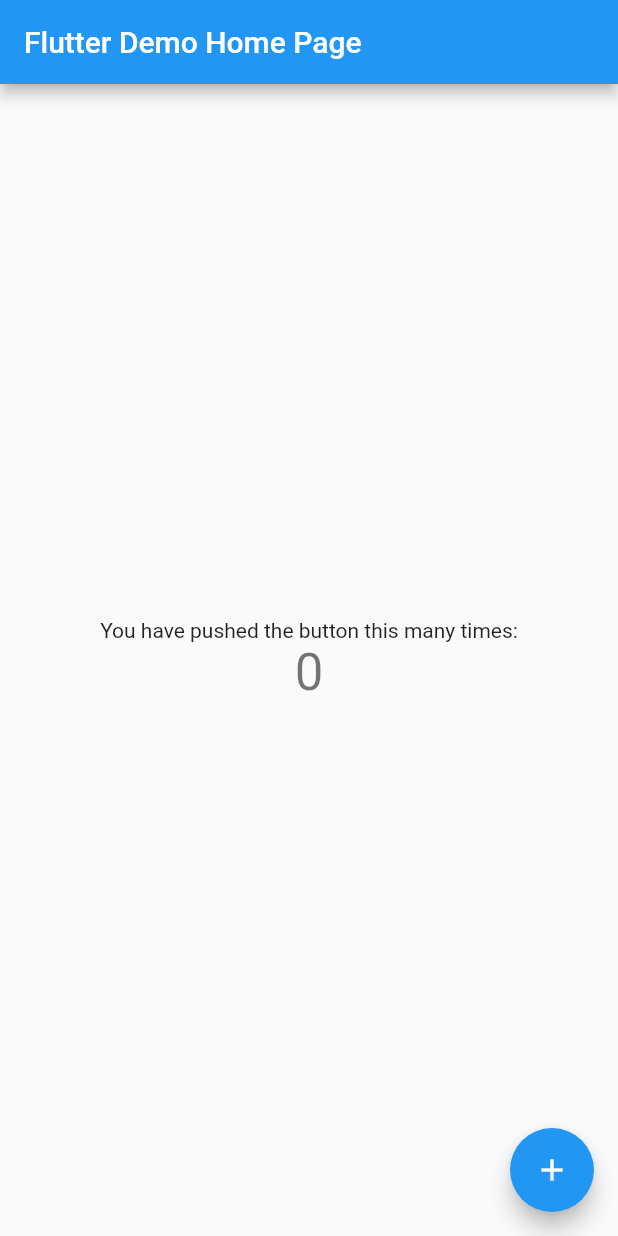
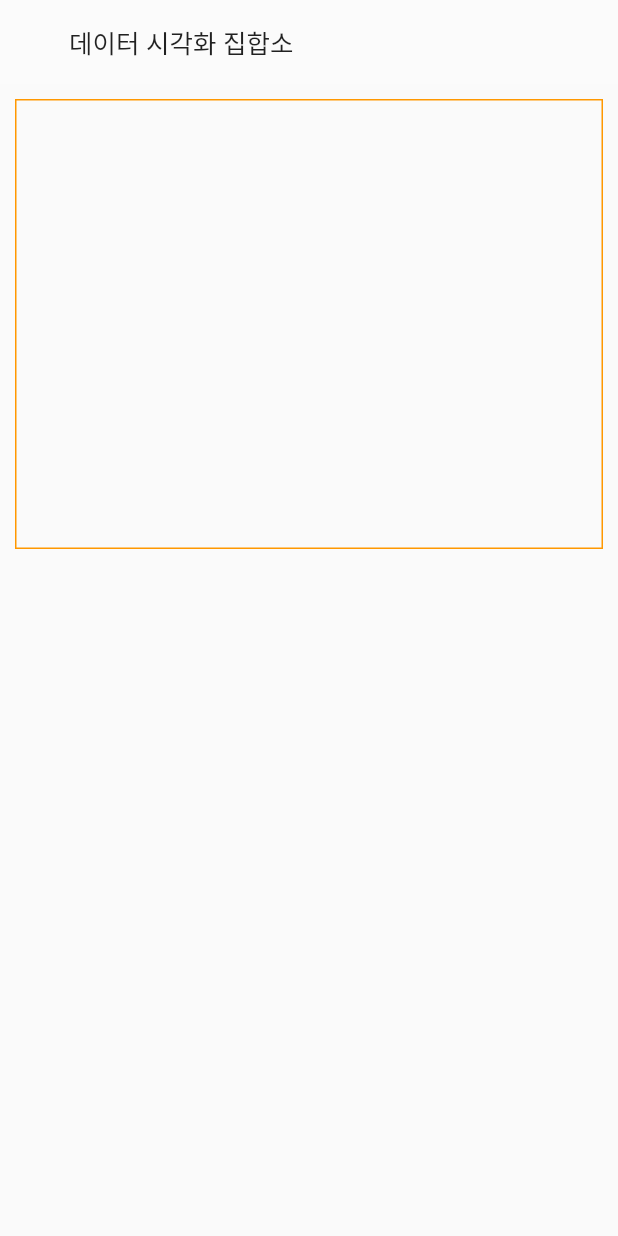
Before and after one commit to bohun-kim/Project-DVC, a Flutter app: the screen it shows after launch, on a phone screen of 412 x 824 dp. Run offline on Flutter 3.47's test engine with Material 2 defaults, Android fonts, the phone set to English and light mode, and no system bars; our stand-ins replace google_fonts.

Commit message:
구역 나누기

```diff
--- a/analysis_options.yaml
+++ b/analysis_options.yaml
@@ -7,7 +7,7 @@
 
 # The following line activates a set of recommended lints for Flutter apps,
 # packages, and plugins designed to encourage good coding practices.
-include: package:flutter_lints/flutter.yaml
+# include: package:flutter_lints/flutter.yaml
 
 linter:
   # The lint rules applied to this project can be customized in the
--- /dev/null
+++ b/lib/config/palette.dart
@@ -0,0 +1,11 @@
+import 'package:flutter/painting.dart';
+
+class Palette {
+  static const Color iconColor = Color(0xFFB6C7D1);
+  static const Color activeColor = Color(0xFF09126C);
+  static const Color textColor1 = Color(0XFFA7BCC7);
+  static const Color textColor2 = Color(0XFF9BB3C0);
+  static const Color facebookColor = Color(0xFF3B5999);
+  static const Color googleColor = Color(0xFFDE4B39);
+  static const Color backgroundColor = Color(0xFFECF3F9);
+}
--- a/lib/main.dart
+++ b/lib/main.dart
@@ -1,4 +1,6 @@
 import 'package:flutter/material.dart';
+import 'package:project_dvc/view/mypage.dart';
+import 'package:google_fonts/google_fonts.dart';
 
 void main() {
   runApp(const MyApp());
@@ -7,109 +9,16 @@ void main() {
 class MyApp extends StatelessWidget {
   const MyApp({Key? key}) : super(key: key);
 
-  // This widget is the root of your application.
   @override
   Widget build(BuildContext context) {
     return MaterialApp(
-      title: 'Flutter Demo',
+      debugShowCheckedModeBanner: false,
+      title: '데이터 시각화 집합소',
       theme: ThemeData(
-        // This is the theme of your application.
-        //
-        // Try running your application with "flutter run". You'll see the
-        // application has a blue toolbar. Then, without quitting the app, try
-        // changing the primarySwatch below to Colors.green and then invoke
-        // "hot reload" (press "r" in the console where you ran "flutter run",
-        // or simply save your changes to "hot reload" in a Flutter IDE).
-        // Notice that the counter didn't reset back to zero; the application
-        // is not restarted.
-        primarySwatch: Colors.blue,
+        primarySwatch: Colors.blueGrey,
+        textTheme: GoogleFonts.openSansTextTheme()
       ),
-      home: const MyHomePage(title: 'Flutter Demo Home Page'),
+      home: const MyPage(),
     );
   }
 }
-
-class MyHomePage extends StatefulWidget {
-  const MyHomePage({Key? key, required this.title}) : super(key: key);
-
-  // This widget is the home page of your application. It is stateful, meaning
-  // that it has a State object (defined below) that contains fields that affect
-  // how it looks.
-
-  // This class is the configuration for the state. It holds the values (in this
-  // case the title) provided by the parent (in this case the App widget) and
-  // used by the build method of the State. Fields in a Widget subclass are
-  // always marked "final".
-
-  final String title;
-
-  @override
-  State<MyHomePage> createState() => _MyHomePageState();
-}
-
-class _MyHomePageState extends State<MyHomePage> {
-  int _counter = 0;
-
-  void _incrementCounter() {
-    setState(() {
-      // This call to setState tells the Flutter framework that something has
-      // changed in this State, which causes it to rerun the build method below
-      // so that the display can reflect the updated values. If we changed
-      // _counter without calling setState(), then the build method would not be
-      // called again, and so nothing would appear to happen.
-      _counter++;
-    });
-  }
-
-  @override
-  Widget build(BuildContext context) {
-    // This method is rerun every time setState is called, for instance as done
-    // by the _incrementCounter method above.
-    //
-    // The Flutter framework has been optimized to make rerunning build methods
-    // fast, so that you can just rebuild anything that needs updating rather
-    // than having to individually change instances of widgets.
-    return Scaffold(
-      appBar: AppBar(
-        // Here we take the value from the MyHomePage object that was created by
-        // the App.build method, and use it to set our appbar title.
-        title: Text(widget.title),
-      ),
-      body: Center(
-        // Center is a layout widget. It takes a single child and positions it
-        // in the middle of the parent.
-        child: Column(
-          // Column is also a layout widget. It takes a list of children and
-          // arranges them vertically. By default, it sizes itself to fit its
-          // children horizontally, and tries to be as tall as its parent.
-          //
-          // Invoke "debug painting" (press "p" in the console, choose the
-          // "Toggle Debug Paint" action from the Flutter Inspector in Android
-          // Studio, or the "Toggle Debug Paint" command in Visual Studio Code)
-          // to see the wireframe for each widget.
-          //
-          // Column has various properties to control how it sizes itself and
-          // how it positions its children. Here we use mainAxisAlignment to
-          // center the children vertically; the main axis here is the vertical
-          // axis because Columns are vertical (the cross axis would be
-          // horizontal).
-          mainAxisAlignment: MainAxisAlignment.center,
-          children: <Widget>[
-            const Text(
-              'You have pushed the button this many times:',
-            ),
-            Text(
-              '$_counter',
-              style: Theme.of(context).textTheme.headline4,
-            ),
-          ],
-        ),
-      ),
-      floatingActionButton: FloatingActionButton(
-        onPressed: _incrementCounter,
-        tooltip: 'Increment',
-        child: const Icon(Icons.add),
-      ), // This trailing comma makes auto-formatting nicer for build methods.
-    );
-  }
-}
--- /dev/null
+++ b/lib/view/mypage.dart
@@ -0,0 +1,36 @@
+import 'package:flutter/material.dart';
+import 'package:project_dvc/config/palette.dart';
+
+class MyPage extends StatelessWidget {
+  const MyPage({Key? key}) : super(key: key);
+
+  @override
+  Widget build(BuildContext context) {
+    return Scaffold(
+      appBar: AppBar(
+        title: Padding(
+          padding: EdgeInsets.all(30),
+          child: Text(
+            '데이터 시각화 집합소',
+            style: TextStyle(color: Colors.black87,fontSize: 17),
+          ),
+        ),
+        backgroundColor: Colors.white24,
+        elevation: 0,
+      ),
+      body: Padding(
+        padding: EdgeInsets.all(10),
+        child: Container(
+          width: double.infinity,
+          height: 300,
+          decoration: BoxDecoration(
+            border: Border.all(
+              width: 1,
+              color: Colors.orange,
+            ),
+          ), //  POINT: BoxDecoration
+        ),
+      ),
+    );
+  }
+}
--- a/pubspec.yaml
+++ b/pubspec.yaml
@@ -34,6 +34,8 @@ dependencies:
   # The following adds the Cupertino Icons font to your application.
   # Use with the CupertinoIcons class for iOS style icons.
   cupertino_icons: ^1.0.2
+  get:
+  google_fonts: ^3.0.1
 
 dev_dependencies:
   flutter_test:
```
Also changed, not shown: pubspec.lock.
